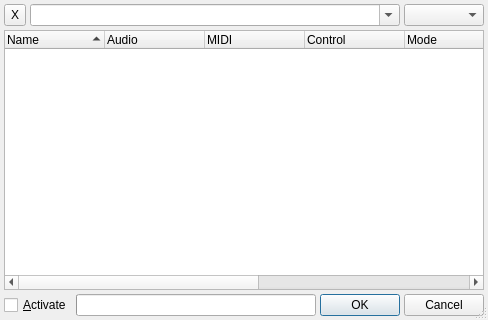
First picture: the form in src/qtractorPluginSelectForm.ui, repository rncbc/qtractor, before the edit.
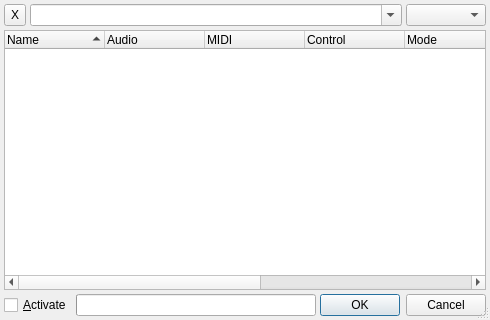
Second picture: the form after the edit. Icons and pictures are not drawn.

Commit message: - General standard dialog buttons layout is now in place.

Diff of the .ui file:
```diff
--- a/src/qtractorPluginSelectForm.ui
+++ b/src/qtractorPluginSelectForm.ui
@@ -223,38 +223,12 @@
       </widget>
      </item>
      <item>
-      <spacer>
-       <property name="orientation" >
+      <widget class="QDialogButtonBox" name="DialogButtonBox">
+       <property name="orientation">
         <enum>Qt::Horizontal</enum>
        </property>
-       <property name="sizeType" >
-        <enum>QSizePolicy::Expanding</enum>
-       </property>
-       <property name="sizeHint" >
-        <size>
-         <width>20</width>
-         <height>20</height>
-        </size>
-       </property>
-      </spacer>
-     </item>
-     <item>
-      <widget class="QPushButton" name="OkPushButton" >
-       <property name="text" >
-        <string>OK</string>
-       </property>
-       <property name="icon" >
-        <iconset resource="qtractor.qrc" >:/images/formAccept.png</iconset>
-       </property>
-      </widget>
-     </item>
-     <item>
-      <widget class="QPushButton" name="CancelPushButton" >
-       <property name="text" >
-        <string>Cancel</string>
-       </property>
-       <property name="icon" >
-        <iconset resource="qtractor.qrc" >:/images/formReject.png</iconset>
+       <property name="standardButtons">
+        <set>QDialogButtonBox::Cancel|QDialogButtonBox::Ok</set>
        </property>
       </widget>
      </item>
```
Left out of the diff: 3 changed lines with no effect on the pictures. The commit also changes 26 other files.
